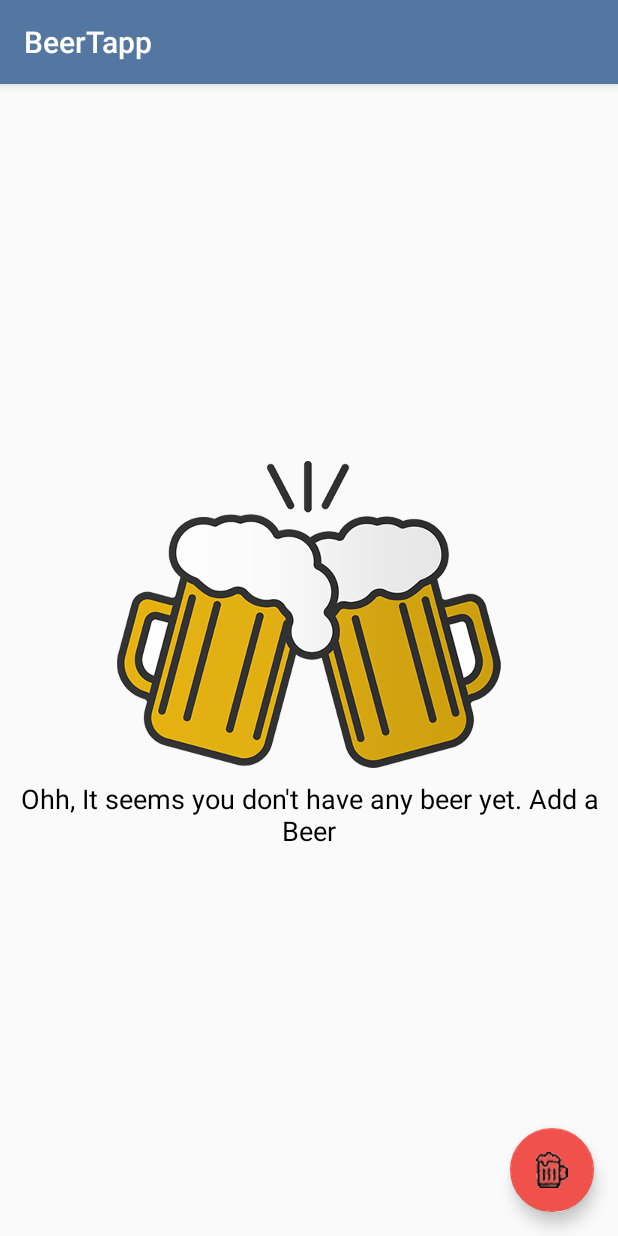
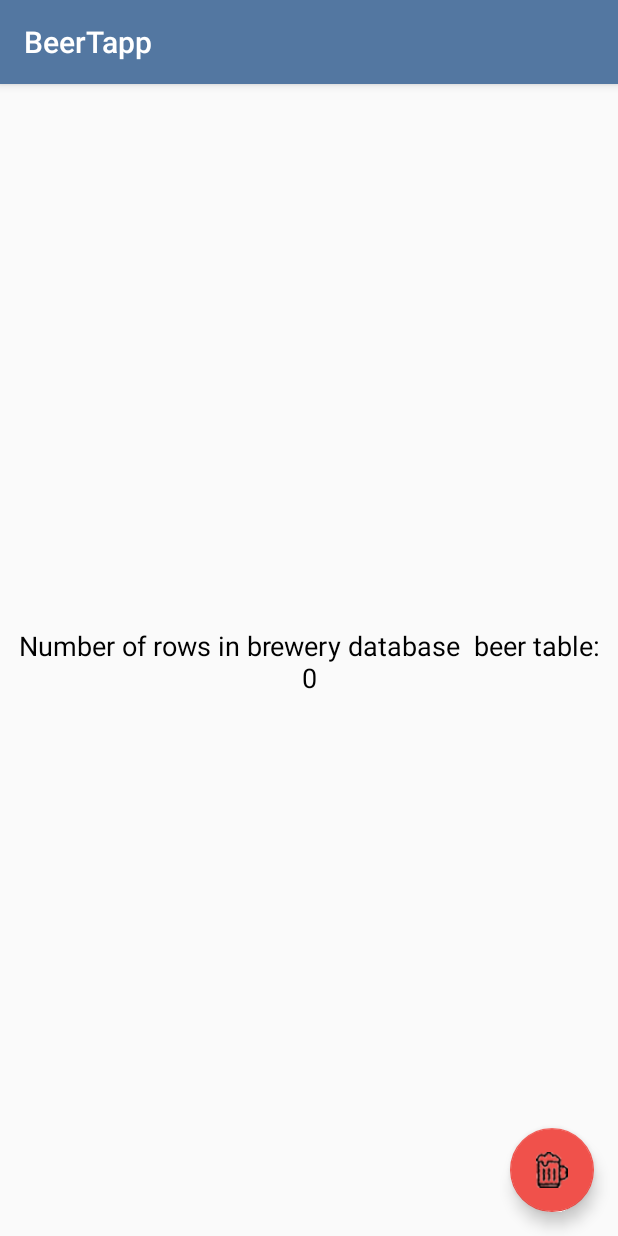
Before and after one commit to Yosolita1978/BeerTapp, an Android app: the screen it shows after launch (MainActivity), on a phone screen of 412 x 824 dp. Run offline under Robolectric (Android 15) with nearby library versions, the light colour scheme and no system bars.

Commit message:
Create and show basic rows from database

```diff
--- a/app/src/main/java/co/yosola/beertapp/MainActivity.java
+++ b/app/src/main/java/co/yosola/beertapp/MainActivity.java
@@ -1,17 +1,23 @@
 package co.yosola.beertapp;
 
 import android.content.Intent;
+import android.database.Cursor;
 import android.database.DataSetObserver;
+import android.database.sqlite.SQLiteDatabase;
 import android.support.design.widget.FloatingActionButton;
 import android.support.v7.app.AppCompatActivity;
 import android.os.Bundle;
 import android.view.View;
 import android.view.ViewGroup;
+import android.widget.ImageView;
 import android.widget.ListAdapter;
 import android.widget.ListView;
 import android.widget.TextView;
 
 import java.util.ArrayList;
+
+import co.yosola.beertapp.data.BeerDbHelper;
+import co.yosola.beertapp.data.BeerContract.BeerEntry;
 
 public class MainActivity extends AppCompatActivity {
 
@@ -25,10 +31,6 @@
      */
     private TextView mEmptyStateTextView;
 
-    /**
-     * ImageView that is displayed when the list is empty
-     */
-    private TextView mEmptyStateImageView;
 
     @Override
     protected void onCreate(Bundle savedInstanceState) {
@@ -45,12 +47,52 @@
             }
         });
 
-        // Find the layout for the empty views
-        View emptyLayout = (View) findViewById(R.id.empty_layout);
-        emptyLayout.setVisibility(View.VISIBLE);
+        displayDatabaseInfo();
 
-        mEmptyStateTextView = (TextView) findViewById(R.id.empty_view);
-        mEmptyStateTextView.setText(R.string.empty_view);
+    }
+
+    /**
+     * Temporary helper method to display information in the onscreen TextView about the state of
+     * the pets database.
+     */
+    private void displayDatabaseInfo() {
+        // To access our database, we instantiate our subclass of SQLiteOpenHelper
+        // and pass the context, which is the current activity.
+        BeerDbHelper mDbHelper = new BeerDbHelper(this);
+
+        // Create and/or open a database to read from it
+        SQLiteDatabase db = mDbHelper.getReadableDatabase();
+
+
+        if(db != null){
+
+            // Find the layout with the image for the empty views
+            ImageView emptyLayout = (ImageView) findViewById(R.id.empty_image);
+            emptyLayout.setVisibility(View.GONE);
+            // Perform this raw SQL query "SELECT * FROM pets"
+            // to get a Cursor that contains all rows from the pets table.
+            Cursor cursor = db.rawQuery("SELECT * FROM " + BeerEntry.TABLE_NAME, null);
+            try {
+                // Display the number of rows in the Cursor (which reflects the number of rows in the
+                // pets table in the database).
+                TextView displayView = (TextView) findViewById(R.id.empty_view);
+                displayView.setText("Number of rows in brewery database  beer table: " + cursor.getCount());
+            } finally {
+                // Always close the cursor when you're done reading from it. This releases all its
+                // resources and makes it invalid.
+                cursor.close();
+            }
+
+        } else{
+
+            // Find the layout for the empty views
+            View emptyLayout = (View) findViewById(R.id.empty_layout);
+            emptyLayout.setVisibility(View.VISIBLE);
+
+            mEmptyStateTextView = (TextView) findViewById(R.id.empty_view);
+            mEmptyStateTextView.setText(R.string.empty_view);
+
+        }
 
     }
 }
--- /dev/null
+++ b/app/src/main/java/co/yosola/beertapp/data/BeerDbHelper.java
@@ -0,0 +1,45 @@
+package co.yosola.beertapp.data;
+
+import android.content.Context;
+import android.database.sqlite.SQLiteDatabase;
+import android.database.sqlite.SQLiteOpenHelper;
+import co.yosola.beertapp.data.BeerContract.BeerEntry;
+
+public class BeerDbHelper extends SQLiteOpenHelper {
+
+    // For debugging process
+    public static final String LOG_TAG = BeerDbHelper.class.getSimpleName();
+
+    /** Name of the database file */
+    private static final String DATABASE_NAME = "brewery.db";
+
+    /**
+     * Database version.
+     */
+    private static final int DATABASE_VERSION = 1;
+
+
+    // Constructor
+    public BeerDbHelper(Context context) {
+        super(context, DATABASE_NAME, null, DATABASE_VERSION);
+    }
+
+    @Override
+    public void onCreate(SQLiteDatabase db) {
+        String SQL_CREATE_BEER_TABLE = "CREATE TABLE " + BeerEntry.TABLE_NAME + " ("
+                + BeerEntry._ID + " INTEGER PRIMARY KEY AUTOINCREMENT, "
+                + BeerEntry.COLUMN_BEER_NAME + " TEXT NOT NULL, "
+                + BeerEntry.COLUMN_BEER_PRICE + " INTEGER NOT NULL, "
+                + BeerEntry.COLUMN_BEER_QUANTITY + " INTEGER NOT NULL DEFAULT 1, "
+                + BeerEntry.COLUMN_BEER_TYPE_BOTTLE + "INTEGER NOT NULL DEFAULT 0, "
+                + BeerEntry.COLUMN_BEER_SUPPLIER_NAME + " TEXT NOT NULL, "
+                + BeerEntry.COLUMN_BEER_SUPPLIER_PHONE + " TEXT);";
+        db.execSQL(SQL_CREATE_BEER_TABLE);
+    }
+
+    @Override
+    public void onUpgrade(SQLiteDatabase db, int oldVersion, int newVersion) {
+
+    }
+
+}
--- a/app/src/main/res/layout/activity_main.xml
+++ b/app/src/main/res/layout/activity_main.xml
@@ -25,6 +25,7 @@
         android:weightSum="2">
 
         <ImageView
+            android:id="@+id/empty_image"
             android:layout_width="wrap_content"
             android:layout_height="wrap_content"
             android:src="@drawable/beers"
```
Also changed, not shown: app/src/main/java/co/yosola/beertapp/EditorActivity.java (+7 -5 lines), app/src/main/java/co/yosola/beertapp/data/BeerContract.java (added, +35 -0 lines).
